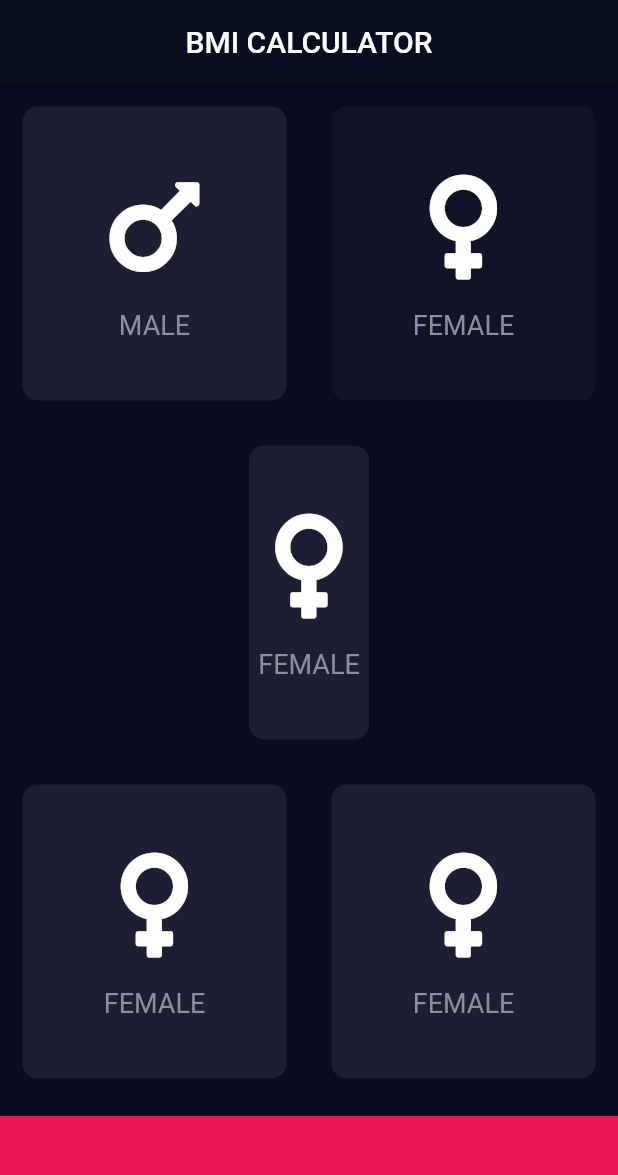
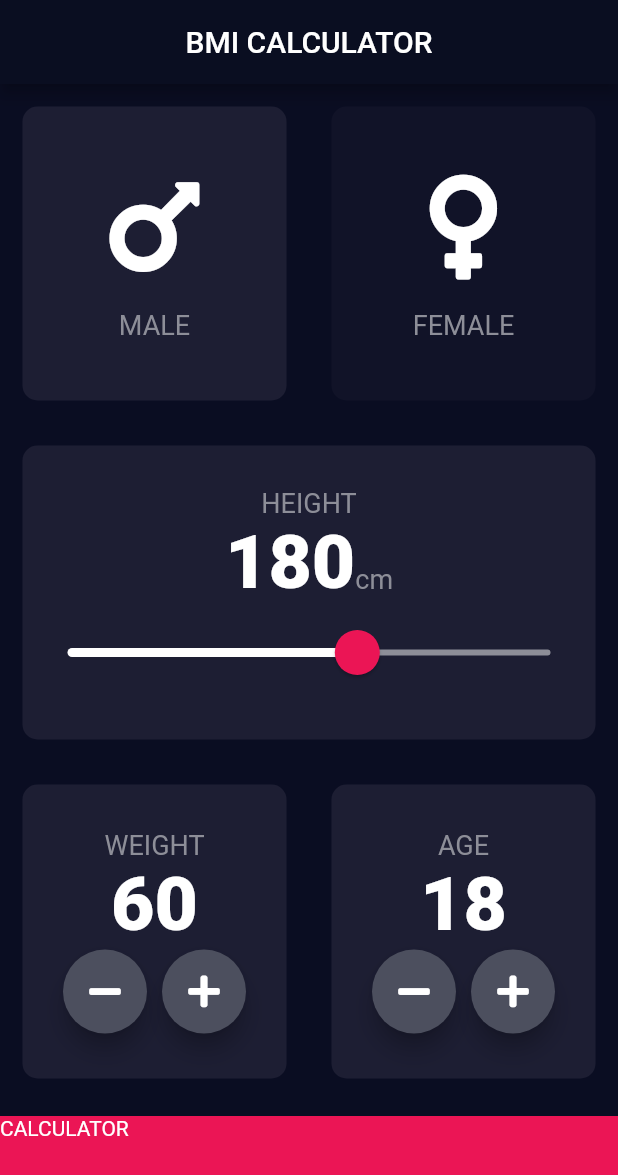
Before and after one commit to aadarshnaik/BMI-Calculator, a Flutter app: the screen it shows after launch, after a tap on "MALE", on a phone screen of 412 x 824 dp. Shown: the top 1175 px of the screen. Run offline on Flutter 3.47's test engine with Material 2 defaults, Android fonts, the phone set to English and light mode, and no system bars; our stand-ins replace font_awesome_flutter.

Commit message:
Using Navigation and other functionalities

```diff
--- /dev/null
+++ b/lib/constants.dart
@@ -0,0 +1,18 @@
+import 'package:flutter/material.dart';
+
+
+const kBottomContainerHeight = 80.0;
+const kActiveCardColor = Color(0xFF1D1E33);
+const kInactiveCardColor = Color(0xFF111328);
+const kBottomContainerColor = Color(0xFFEB1555);
+
+
+const kLabelTextStyle = TextStyle(
+  fontSize: 18.0,
+  color: Color(0xFF8D8E98),
+);
+
+const kNumberTextStyle = TextStyle(
+  fontSize: 50.0,
+  fontWeight: FontWeight.w900,
+);
--- a/lib/icon_content.dart
+++ b/lib/icon_content.dart
@@ -1,9 +1,6 @@
 import 'package:flutter/material.dart';
+import 'constants.dart';
 
-const labelTextStyle = TextStyle(
-  fontSize: 18.0,
-  color: Color(0xFF8D8E98),
-);
 
 class IconContent extends StatelessWidget {
   final IconData icon;
@@ -23,7 +20,7 @@ class IconContent extends StatelessWidget {
         SizedBox(
           height: 15.0,
         ),
-        Text(label, style: labelTextStyle),
+        Text(label, style: kLabelTextStyle),
       ],
     );
   }
--- a/lib/input_page.dart
+++ b/lib/input_page.dart
@@ -2,18 +2,13 @@ import 'package:flutter/material.dart';
 import 'package:font_awesome_flutter/font_awesome_flutter.dart';
 import 'reusable_card.dart';
 import 'icon_content.dart';
-
-
-const bottomContainerHeight = 80.0;
-const activeCardColor = Color(0xFF1D1E33);
-const inactiveCardColor = Color(0xFF111328);
-const bottomContainerColor = Color(0xFFEB1555);
+import 'constants.dart';
+import 'results_page.dart';
 
 enum Gender{
   male,
   female,
 }
-
 class InputPage extends StatefulWidget {
   @override
   _InputPageState createState() => _InputPageState();
@@ -21,28 +16,33 @@ class InputPage extends StatefulWidget {
 
 class _InputPageState extends State<InputPage> {
 
-  Color maleCardColor = inactiveCardColor;
-  Color femaleCardColor = inactiveCardColor;
+  // Color maleCardColor = inactiveCardColor;
+  // Color femaleCardColor = inactiveCardColor;
 
-  void updateColor(Gender gender){
-    //male card = 1
-    if(gender == Gender.male){
-      if (maleCardColor == inactiveCardColor){
-        maleCardColor = activeCardColor;
-        femaleCardColor = inactiveCardColor;
-      }else{
-        maleCardColor = inactiveCardColor;
-      }
-    }
-    if(gender == Gender.female){
-      if(femaleCardColor == inactiveCardColor){
-        femaleCardColor = activeCardColor;
-        maleCardColor = inactiveCardColor;
-      }else{
-        femaleCardColor = inactiveCardColor;
-      }
-    }
-  }
+   Gender? selectedGender;
+   int height = 180;
+   int weight = 60;
+   int age = 18;
+
+  // void updateColor(Gender gender){
+  //
+  //   if(gender == Gender.male){
+  //     if (maleCardColor == inactiveCardColor){
+  //       maleCardColor = activeCardColor;
+  //       femaleCardColor = inactiveCardColor;
+  //     }else{
+  //       maleCardColor = inactiveCardColor;
+  //     }
+  //   }
+  //   if(gender == Gender.female){
+  //     if(femaleCardColor == inactiveCardColor){
+  //       femaleCardColor = activeCardColor;
+  //       maleCardColor = inactiveCardColor;
+  //     }else{
+  //       femaleCardColor = inactiveCardColor;
+  //     }
+  //   }
+  // }
 
   @override
   Widget build(BuildContext context) {
@@ -52,34 +52,31 @@ class _InputPageState extends State<InputPage> {
         title: Text('BMI CALCULATOR'),
       ),
       body: Column(
+        crossAxisAlignment: CrossAxisAlignment.stretch,
         children: [
           Expanded(
             child: Row(
               children: [
                 Expanded(
-                  child: GestureDetector(
-                   onTap: (){
-                     setState(() {
-                       updateColor(Gender.male);
-                     });
-                   },
-                      child: ReusableCard(
-                        colour: maleCardColor,
-                        cardChild: IconContent(icon: FontAwesomeIcons.mars,label: 'MALE',),
-                      ),
+                  child: ReusableCard(
+                    colour: selectedGender == Gender.male ? kActiveCardColor : kInactiveCardColor,
+                    cardChild: IconContent(icon: FontAwesomeIcons.mars,label: 'MALE',),
+                    onPress: (){
+                      setState(() {
+                        selectedGender = Gender.male;
+                      });
+                    },
                   ),
                 ),
                 Expanded(
-                  child: GestureDetector(
-                    onTap: (){
+                  child: ReusableCard(
+                    colour: selectedGender == Gender.female ? kActiveCardColor : kInactiveCardColor,
+                    cardChild: IconContent(icon: FontAwesomeIcons.venus,label: 'FEMALE'),
+                    onPress: (){
                       setState(() {
-                        updateColor(Gender.female);
+                        selectedGender = Gender.female;
                       });
                     },
-                    child: ReusableCard(
-                      colour: femaleCardColor,
-                      cardChild: IconContent(icon: FontAwesomeIcons.venus,label: 'FEMALE'),
-                    ),
                   ),
                 ),
               ],
@@ -87,8 +84,52 @@ class _InputPageState extends State<InputPage> {
           ),
           Expanded(
             child: ReusableCard(
-              colour: activeCardColor,
-              cardChild: IconContent(icon: FontAwesomeIcons.venus,label: 'FEMALE'),
+              colour: kActiveCardColor,
+              cardChild: Column(
+                mainAxisAlignment: MainAxisAlignment.center,
+                children: [
+                  Text(
+                    'HEIGHT',
+                    style: kLabelTextStyle,
+                  ),
+                  Row(
+                    mainAxisAlignment: MainAxisAlignment.center,
+                    crossAxisAlignment: CrossAxisAlignment.baseline,
+                    textBaseline: TextBaseline.alphabetic,
+                    children: <Widget>[
+                      Text(
+                      height.toString(),
+                      style: kNumberTextStyle
+                      ),
+                      Text('cm',
+                      style: kLabelTextStyle,
+                      )
+                    ],
+                  ),
+                  SliderTheme(
+                    data: SliderTheme.of(context).copyWith(
+                      activeTrackColor: Colors.white,
+                      inactiveTrackColor:  Color(0xFF8D8E98),
+                      thumbColor: Color(0xFFEB1555),
+                      overlayColor: Color(0x29EB1555),
+                      thumbShape: RoundSliderThumbShape(enabledThumbRadius: 15.0),
+                      overlayShape: RoundSliderOverlayShape(overlayRadius: 30.0)
+                    ),
+                    child: Slider(
+                        value: height.toDouble(),
+                        min: 120.0,
+                        max: 220.0,
+
+                        onChanged: (double newValue) {
+                          setState(() {
+                            height = newValue.round();
+                          });
+                        },
+                    ),
+                  ),
+                ],
+              ),
+              onPress: null,
             ),
           ),
           Expanded(
@@ -96,24 +137,103 @@ class _InputPageState extends State<InputPage> {
               children: [
                 Expanded(
                   child: ReusableCard(
-                    colour: activeCardColor,
-                    cardChild: IconContent(icon: FontAwesomeIcons.venus,label: 'FEMALE'),
+                    colour: kActiveCardColor,
+                    cardChild: Column(
+                      mainAxisAlignment: MainAxisAlignment.center,
+                      children: [
+                        Text(
+                          'WEIGHT',
+                          style: kLabelTextStyle,
+                        ),
+                        Text(
+                          weight.toString(),
+                          style: kNumberTextStyle,
+                        ),
+                        Row(
+                          mainAxisAlignment: MainAxisAlignment.center,
+                          children: [
+                           RoundIconButton(
+                             icon: FontAwesomeIcons.minus,
+                             onPressed: () {
+                               setState(() {
+                                 weight--;
+                               });
+                             },
+                           ),
+                            SizedBox(
+                              width: 10.0,
+                            ),
+                            RoundIconButton(
+                              icon: FontAwesomeIcons.plus,
+                              onPressed: () {
+                                setState(() {
+                                  weight++;
+                                });
+                              },
+                            ),
+                          ],
+                        ),
+                      ],
+
+                    ),
                   ),
                 ),
                 Expanded(
                   child: ReusableCard(
-                    colour: activeCardColor,
-                    cardChild: IconContent(icon: FontAwesomeIcons.venus,label: 'FEMALE'),
+                    colour: kActiveCardColor,
+                    cardChild: Column(
+                      mainAxisAlignment: MainAxisAlignment.center,
+                      children: [
+                        Text(
+                            'AGE',
+                          style: kLabelTextStyle,
+                        ),
+                        Text(
+                          age.toString(),
+                          style: kNumberTextStyle,
+                        ),
+                        Row(
+                          mainAxisAlignment: MainAxisAlignment.center,
+                          children: <Widget>[
+                            RoundIconButton(
+                              icon: FontAwesomeIcons.minus,
+                              onPressed: () {
+                                setState(() {
+                                  age--;
+                                });
+                              },
+                            ),
+                            SizedBox(
+                              width: 10.0,
+                            ),
+                            RoundIconButton(
+                              icon: FontAwesomeIcons.plus,
+                              onPressed: () {
+                                setState(() {
+                                  age++;
+                                });
+                              },
+                            ),
+                          ],
+                        ),
+                      ],
+                    ),
                   ),
                 ),
               ],
             ),
           ),
-        Container(
-          color: bottomContainerColor,
-          margin: EdgeInsets.only(top: 10.0),
-          width: double.infinity,
-          height: bottomContainerHeight,
+        GestureDetector(
+          onTap: (){
+            Navigator.push(context, MaterialPageRoute(builder: (context) => ResultsPage()));
+          },
+          child: Container(
+            child: Text('CALCULATOR'),
+            color: kBottomContainerColor,
+            margin: EdgeInsets.only(top: 10.0),
+            width: double.infinity,
+            height: kBottomContainerHeight,
+          ),
         )
         ],
       ),
@@ -128,3 +248,26 @@ class _InputPageState extends State<InputPage> {
     );
   }
 }
+
+class RoundIconButton extends StatelessWidget {
+
+  RoundIconButton({this.icon, required this.onPressed});
+
+  final IconData? icon;
+  final VoidCallback? onPressed;
+
+  @override
+  Widget build(BuildContext context) {
+    return RawMaterialButton(
+      child: Icon(icon),
+      elevation: 6.0,
+      constraints: BoxConstraints.tightFor(
+        width: 56.0,
+        height: 56.0,
+      ),
+      shape: CircleBorder(),
+      fillColor: Color(0xFF4C4F5E),
+      onPressed: onPressed,
+    );
+  }
+}
--- /dev/null
+++ b/lib/results_page.dart
@@ -0,0 +1,15 @@
+import 'package:flutter/material.dart';
+
+class ResultsPage extends StatelessWidget {
+  const ResultsPage({Key? key}) : super(key: key);
+
+  @override
+  Widget build(BuildContext context) {
+    return Scaffold(
+      appBar: AppBar(
+        title: Text('BMI CALCULATOR'),
+      ),
+      body: Text('Hello'),
+    );
+  }
+}
--- a/lib/reusable_card.dart
+++ b/lib/reusable_card.dart
@@ -2,19 +2,24 @@ import 'package:flutter/material.dart';
 
 class ReusableCard extends StatelessWidget {
 
-  ReusableCard({required this.colour,required this.cardChild});
+  final Color? colour;
+  final Widget? cardChild;
+  final VoidCallback? onPress;
 
-  final Color colour;
-  final Widget cardChild;
+  ReusableCard({this.colour, this.cardChild, this.onPress});
+
 
   @override
   Widget build(BuildContext context) {
-    return Container(
-      child: cardChild,
-      margin: EdgeInsets.all(15.0),
-      decoration: BoxDecoration(
-          color: colour,
-          borderRadius: BorderRadius.circular(10.0)),
+    return GestureDetector(
+      onTap: onPress,
+      child: Container(
+        child: cardChild,
+        margin: EdgeInsets.all(15.0),
+        decoration: BoxDecoration(
+            color: colour,
+            borderRadius: BorderRadius.circular(10.0)),
+      ),
     );
 
   }
```
